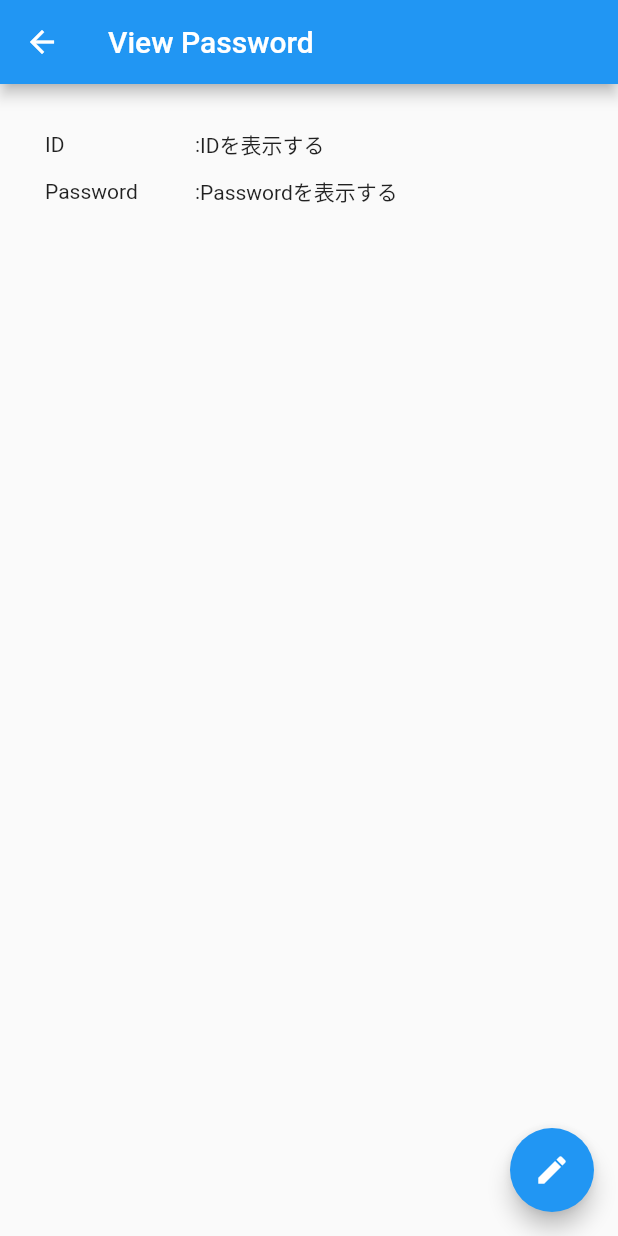
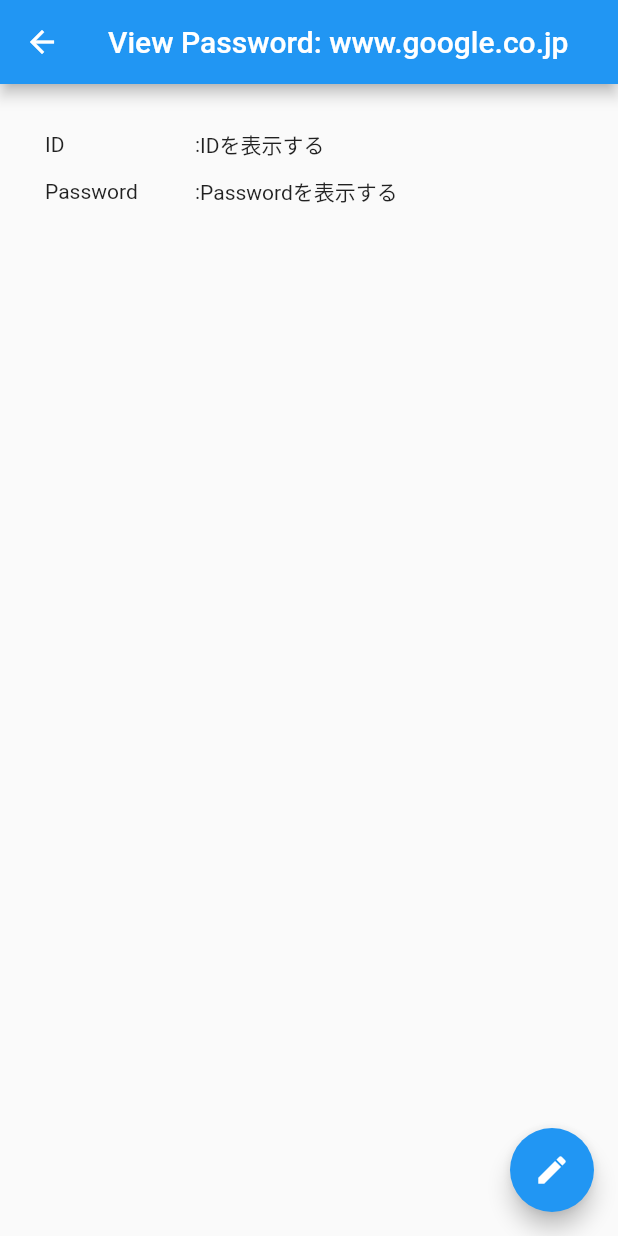
Before and after one commit to ishibashi-futos/flutter-study, a Flutter app: the screen it shows after launch, after a tap on "www.google.co.jp", on a phone screen of 412 x 824 dp. Run offline on Flutter 3.47's test engine with Material 2 defaults, Android fonts, the phone set to English and light mode, and no system bars.

Commit message:
TODO: 新しい画面にリストからデータを引き継ぐを実装

```diff
--- a/flutter_starter/lib/main.dart
+++ b/flutter_starter/lib/main.dart
@@ -44,15 +44,16 @@
       ),
       body: ListView.builder(itemBuilder: (BuildContext context, int i) {
         // 複数のWidgetをまとめて使いたいときはColumn Widgetを使用する
+        final title = titleList[i];
         return Column(
           children: [
             ListTile(
               onTap: () {
                 // 画面遷移処理の記述
-                Navigator.push(context, MaterialPageRoute(builder: (context) => ViewPasswordPage()));
+                Navigator.push(context, MaterialPageRoute(builder: (context) => ViewPasswordPage(title: title)));
               },
               leading: const Icon(Icons.vpn_key),
-              title: Text(titleList[i]),
+              title: Text(title),
             ),
             const Divider(thickness: 1.25,)
           ],
--- a/flutter_starter/lib/view_password.dart
+++ b/flutter_starter/lib/view_password.dart
@@ -2,6 +2,8 @@
 import 'package:flutter_starter/edit_password.dart';
 
 class ViewPasswordPage extends StatefulWidget {
+  final String title;
+  const ViewPasswordPage({Key? key, required this.title}) : super(key: key);
   @override
   _ViewPasswordState createState() => _ViewPasswordState();
 }
@@ -10,7 +12,7 @@
   @override
   Widget build(BuildContext context) {
     return Scaffold(
-      appBar: AppBar(title: const Text('View Password')),
+      appBar: AppBar(title: Text('View Password: ' + widget.title)),
       body: Padding(padding: const EdgeInsets.all(30.0),child: Column(
         crossAxisAlignment: CrossAxisAlignment.start,
         children: [
```
